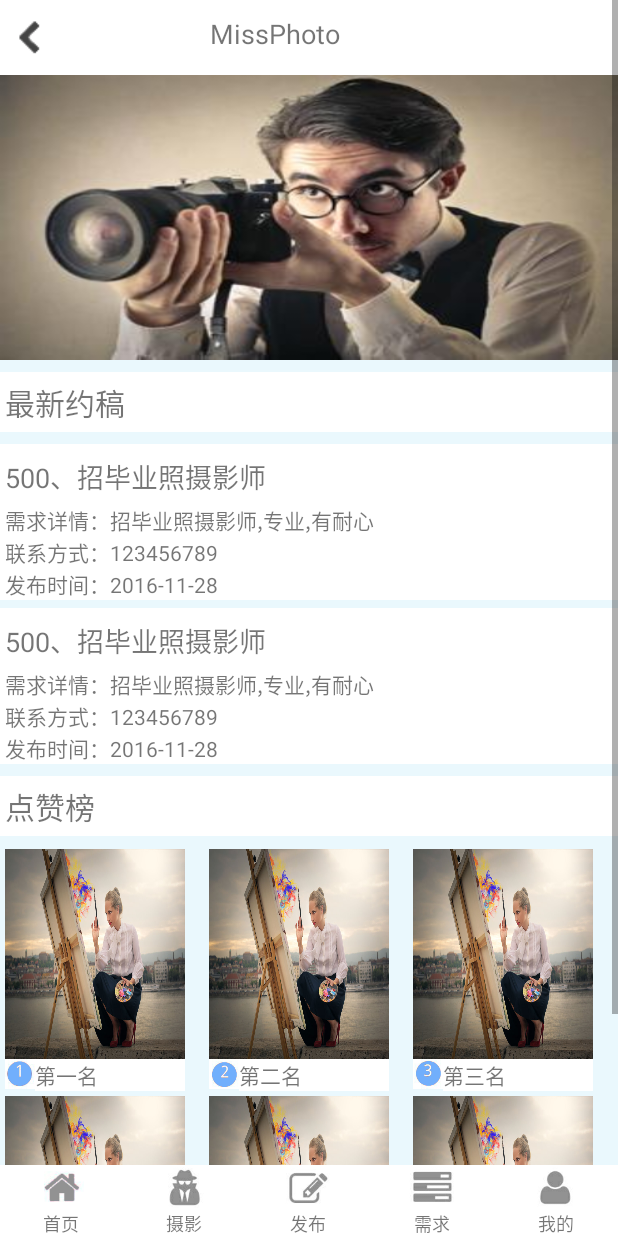
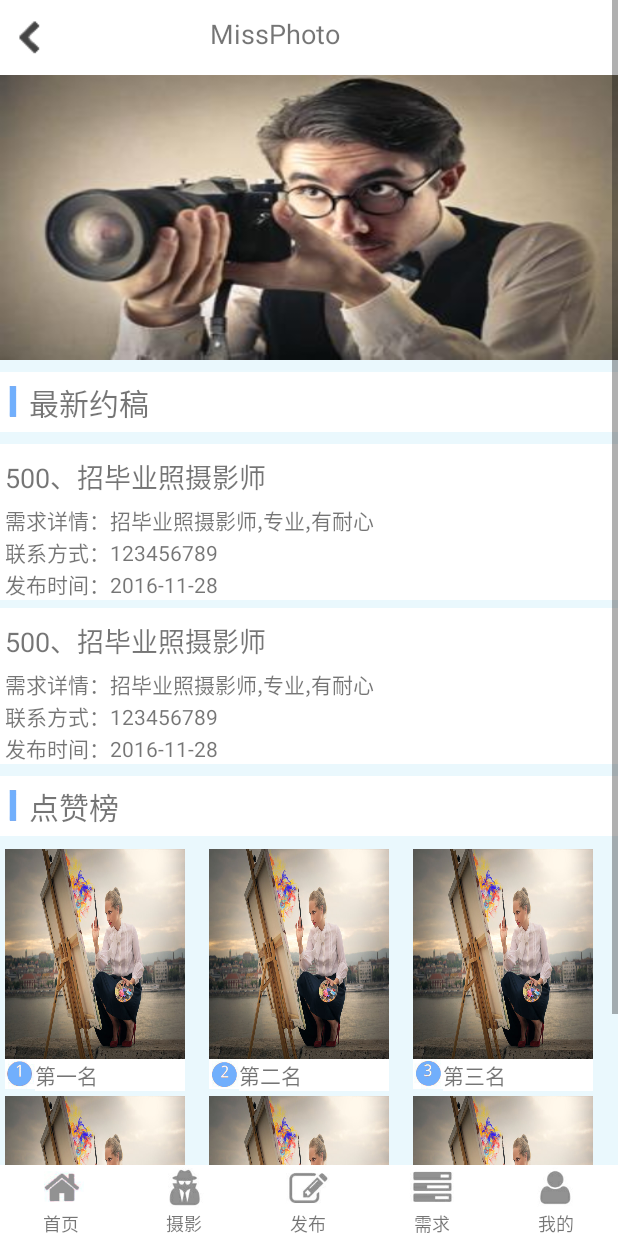
Before and after one commit to haodaxia1/MissPhoto, an Android app: the screen it shows after launch (MainActivity), after a tap on an icon or button, on a phone screen of 412 x 824 dp. Run offline under Robolectric (Android 15) with nearby library versions, the phone set to English and light mode, and no system bars; 1 statement that could not run was skipped.

Commit message:
优化首页项目栏

```diff
--- a/app/src/main/res/layout/layout_home.xml
+++ b/app/src/main/res/layout/layout_home.xml
@@ -50,15 +50,25 @@
             android:layout_height="190dp">
         </ViewFlipper>
         <!--最新约稿栏目代码-->
+        <LinearLayout
+            android:layout_width="match_parent"
+            android:layout_height="wrap_content"
+            android:layout_marginTop="8dp"
+            android:orientation="horizontal"
+            android:background="#ffffff">
+            <ImageView
+                android:layout_width="wrap_content"
+                android:layout_height="30dp"
+                android:src="@drawable/bar"
+                android:paddingTop="9dp"/>
             <TextView
                 android:layout_width="match_parent"
                 android:layout_height="40dp"
                 android:text="最新约稿"
                 android:textSize="20dp"
-            android:layout_marginTop="8dp"
                 android:paddingTop="5dp"
-            android:paddingLeft="3dp"
-            android:background="#ffffff"/>
+                android:paddingLeft="2dp" />
+        </LinearLayout>
         <LinearLayout
             android:layout_width="match_parent"
             android:layout_height="wrap_content"
@@ -195,15 +205,25 @@
             </LinearLayout>
         </LinearLayout>
         <!--点赞榜栏目代码-->
+        <LinearLayout
+            android:layout_width="match_parent"
+            android:layout_height="wrap_content"
+            android:layout_marginTop="8dp"
+            android:orientation="horizontal"
+            android:background="#ffffff">
+            <ImageView
+                android:layout_width="wrap_content"
+                android:layout_height="30dp"
+                android:src="@drawable/bar"
+                android:paddingTop="9dp"/>
             <TextView
                 android:layout_width="match_parent"
                 android:layout_height="40dp"
                 android:text="点赞榜"
                 android:textSize="20dp"
-            android:layout_marginTop="8dp"
                 android:paddingTop="5dp"
-            android:paddingLeft="3dp"
-            android:background="#ffffff"/>
+                android:paddingLeft="2dp" />
+        </LinearLayout>
         <LinearLayout
             android:layout_width="match_parent"
             android:layout_height="wrap_content"
```
Also changed, not shown: app/src/main/res/drawable/bar.png (added). Lines whose indentation alone changed are shown as unchanged.
